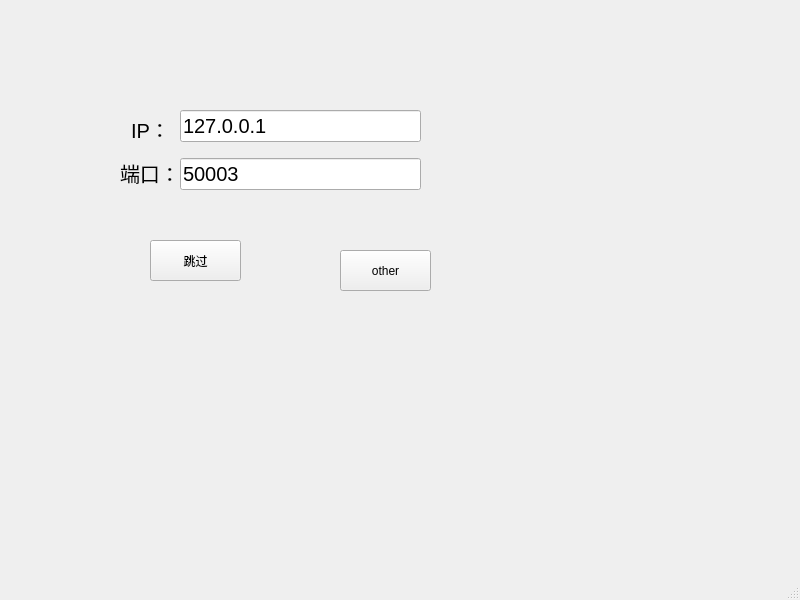
Old version of the form test.ui in the repository jindezhang/kqj.
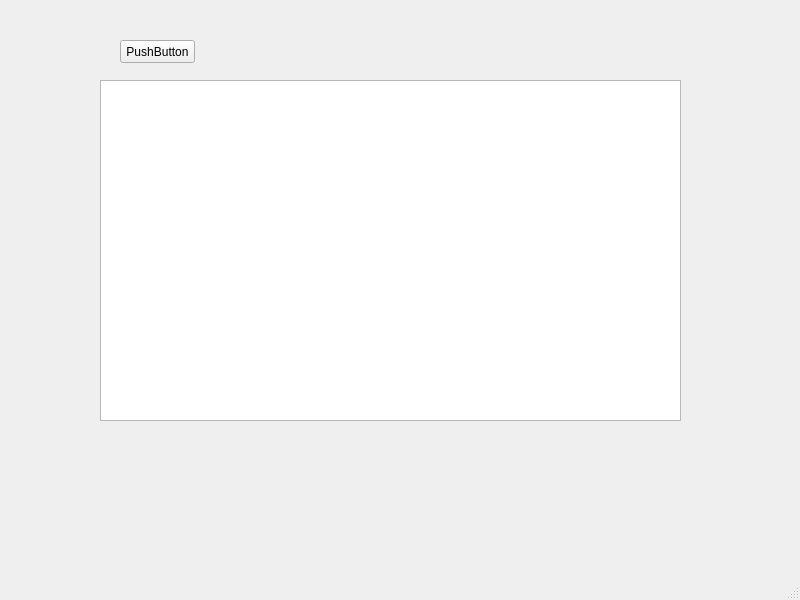
New version of the form.

Diff of the .ui file:
```diff
--- a/test.ui
+++ b/test.ui
@@ -14,120 +14,27 @@
    <string>MainWindow</string>
   </property>
   <widget class="QWidget" name="centralwidget">
-   <widget class="QLabel" name="tips">
+   <widget class="QTableView" name="table_record">
     <property name="geometry">
      <rect>
-      <x>240</x>
-      <y>290</y>
-      <width>411</width>
-      <height>61</height>
+      <x>100</x>
+      <y>80</y>
+      <width>581</width>
+      <height>341</height>
      </rect>
     </property>
-    <property name="font">
-     <font>
-      <pointsize>15</pointsize>
-     </font>
-    </property>
-    <property name="text">
-     <string/>
-    </property>
    </widget>
-   <widget class="QWidget" name="verticalLayoutWidget_3">
-    <property name="geometry">
-     <rect>
-      <x>180</x>
-      <y>100</y>
-      <width>241</width>
-      <height>101</height>
-     </rect>
-    </property>
-    <layout class="QVBoxLayout" name="verticalLayout_4">
-     <item>
-      <widget class="QLineEdit" name="IP">
-       <property name="font">
-        <font>
-         <pointsize>15</pointsize>
-        </font>
-       </property>
-       <property name="text">
-        <string>127.0.0.1</string>
-       </property>
-      </widget>
-     </item>
-     <item>
-      <widget class="QLineEdit" name="PORT">
-       <property name="font">
-        <font>
-         <pointsize>15</pointsize>
-        </font>
-       </property>
-       <property name="text">
-        <string>50003</string>
-       </property>
-      </widget>
-     </item>
-    </layout>
-   </widget>
-   <widget class="QWidget" name="verticalLayoutWidget">
+   <widget class="QPushButton" name="pushButton">
     <property name="geometry">
      <rect>
       <x>120</x>
-      <y>110</y>
-      <width>81</width>
-      <height>81</height>
+      <y>40</y>
+      <width>75</width>
+      <height>23</height>
      </rect>
     </property>
-    <layout class="QVBoxLayout" name="verticalLayout">
-     <item>
-      <widget class="QLabel" name="label">
-       <property name="font">
-        <font>
-         <pointsize>15</pointsize>
-        </font>
-       </property>
-       <property name="text">
-        <string>  IP：</string>
-       </property>
-      </widget>
-     </item>
-     <item>
-      <widget class="QLabel" name="label_2">
-       <property name="font">
-        <font>
-         <pointsize>15</pointsize>
-        </font>
-       </property>
-       <property name="text">
-        <string>端口：</string>
-       </property>
-      </widget>
-     </item>
-    </layout>
-   </widget>
-   <widget class="QPushButton" name="bt_jump">
-    <property name="geometry">
-     <rect>
-      <x>150</x>
-      <y>240</y>
-      <width>91</width>
-      <height>41</height>
-     </rect>
-    </property>
     <property name="text">
-     <string>跳过</string>
-    </property>
-   </widget>
-   <widget class="QPushButton" name="bt_jump_2">
-    <property name="geometry">
-     <rect>
-      <x>340</x>
-      <y>250</y>
-      <width>91</width>
-      <height>41</height>
-     </rect>
-    </property>
-    <property name="text">
-     <string>other</string>
+     <string>PushButton</string>
     </property>
    </widget>
   </widget>
```
